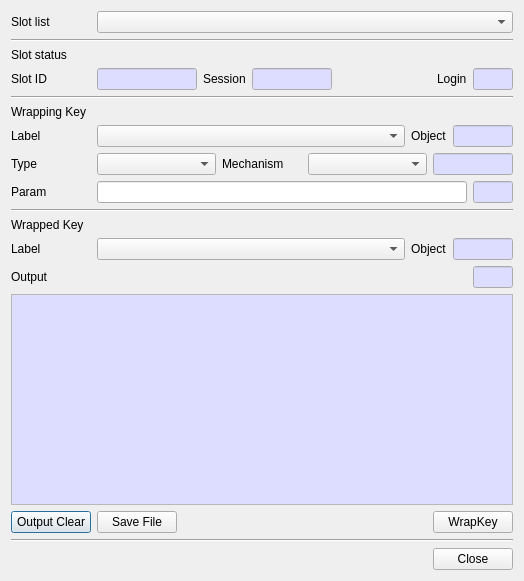
This is CryptokiMan/wrap_key_dlg.ui in jykim74/CryptokiMan as Qt 5 draws it before an edit. The edited form follows.
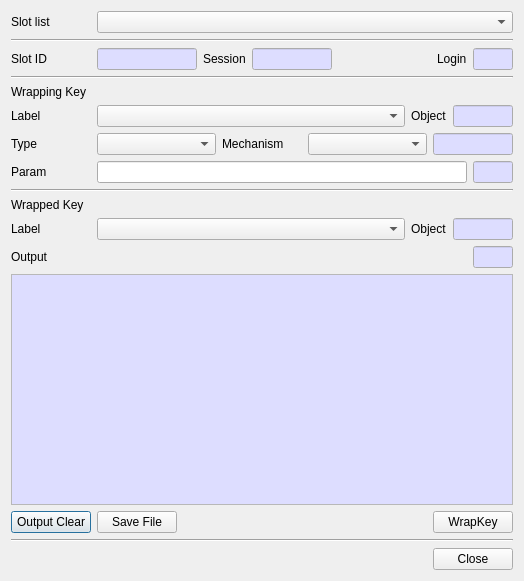
This is the edited form.

Diff of the .ui file:
```diff
--- a/CryptokiMan/wrap_key_dlg.ui
+++ b/CryptokiMan/wrap_key_dlg.ui
@@ -51,13 +51,6 @@
      </property>
     </widget>
    </item>
-   <item>
-    <widget class="QLabel" name="label_2">
-     <property name="text">
-      <string>Slot status</string>
-     </property>
-    </widget>
-   </item>
    <item>
     <layout class="QGridLayout" name="gridLayout_2">
      <property name="topMargin">
```
